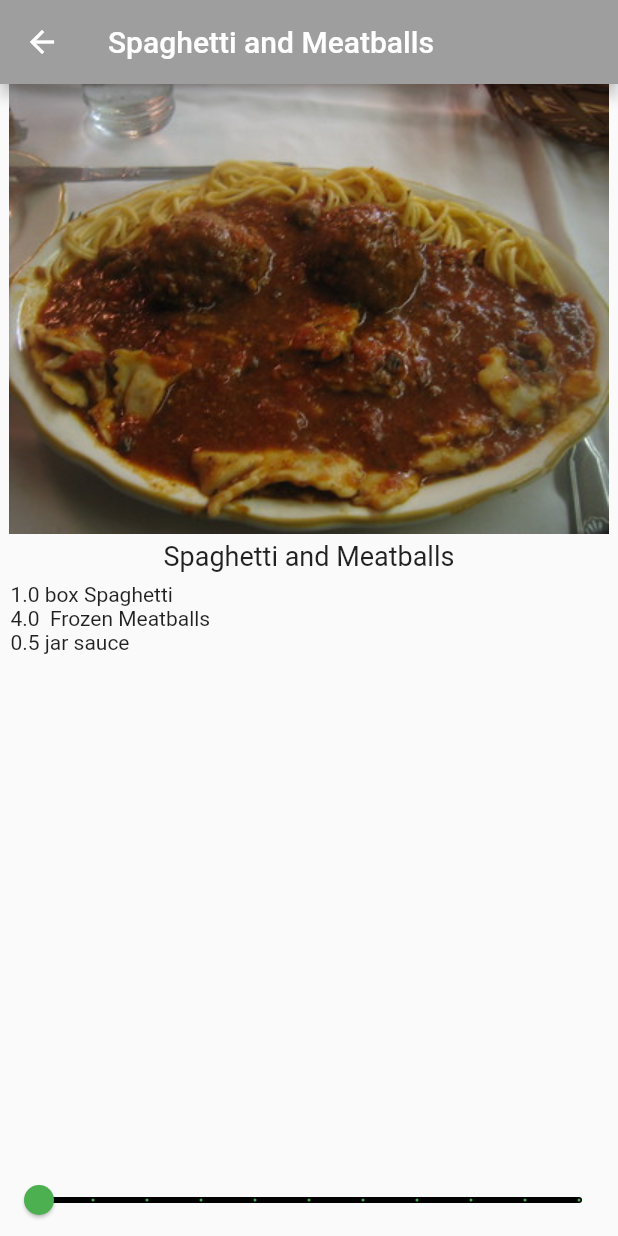
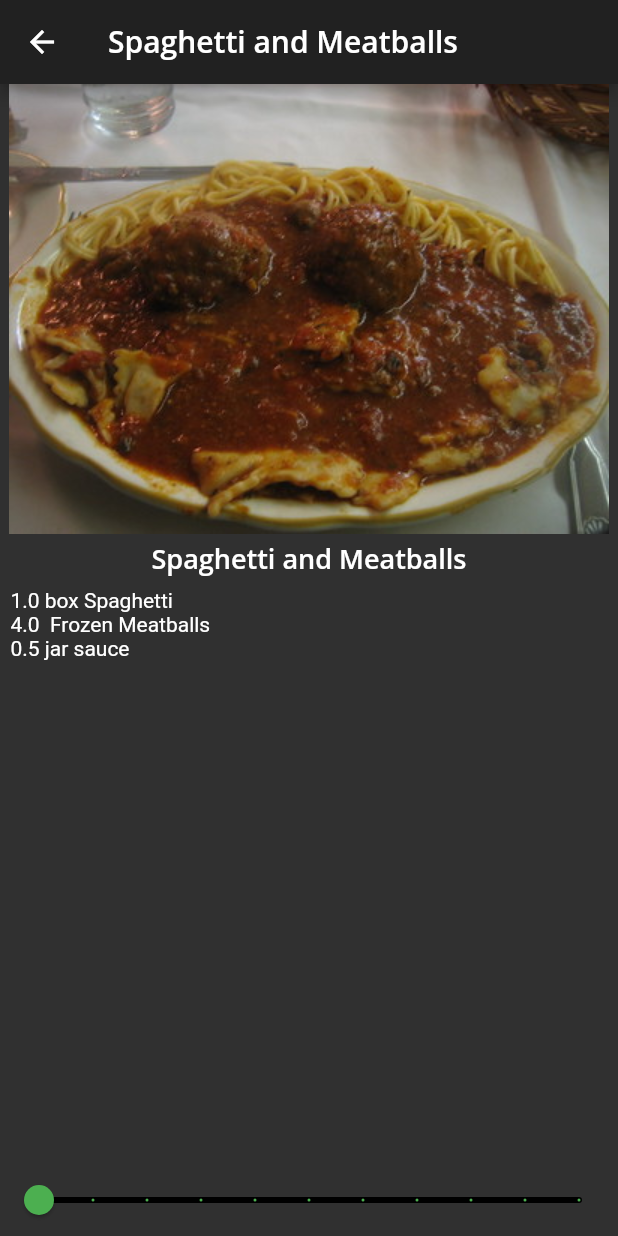
Before and after one commit to binos30/recipes, a Flutter app: the screen it shows after launch, after a tap on "Spaghetti and Meatballs", on a phone screen of 412 x 824 dp. Run offline on Flutter 3.47's test engine with Material 2 defaults, Android fonts, the phone set to English and light mode, and no system bars; our stand-ins replace google_fonts.

Commit message:
Add app theme

```diff
--- /dev/null
+++ b/lib/app_theme.dart
@@ -0,0 +1,113 @@
+import 'package:flutter/material.dart';
+import 'package:google_fonts/google_fonts.dart';
+
+class AppTheme {
+  static TextTheme lightTextTheme = TextTheme(
+    bodyLarge: GoogleFonts.openSans(
+      fontSize: 14.0,
+      fontWeight: FontWeight.w700,
+      color: Colors.black,
+    ),
+    displayLarge: GoogleFonts.openSans(
+      fontSize: 32.0,
+      fontWeight: FontWeight.bold,
+      color: Colors.black,
+    ),
+    displayMedium: GoogleFonts.openSans(
+      fontSize: 21.0,
+      fontWeight: FontWeight.w700,
+      color: Colors.black,
+    ),
+    displaySmall: GoogleFonts.openSans(
+      fontSize: 16.0,
+      fontWeight: FontWeight.w600,
+      color: Colors.black,
+    ),
+    titleLarge: GoogleFonts.openSans(
+      fontSize: 20.0,
+      fontWeight: FontWeight.w600,
+      color: Colors.black,
+    ),
+    titleMedium: GoogleFonts.openSans(
+      fontSize: 18.0,
+      fontWeight: FontWeight.w600,
+      color: Colors.black,
+    ),
+  );
+
+  static TextTheme darkTextTheme = TextTheme(
+    bodyLarge: GoogleFonts.openSans(
+      fontSize: 14.0,
+      fontWeight: FontWeight.w700,
+      color: Colors.white,
+    ),
+    displayLarge: GoogleFonts.openSans(
+      fontSize: 32.0,
+      fontWeight: FontWeight.bold,
+      color: Colors.white,
+    ),
+    displayMedium: GoogleFonts.openSans(
+      fontSize: 21.0,
+      fontWeight: FontWeight.w700,
+      color: Colors.white,
+    ),
+    displaySmall: GoogleFonts.openSans(
+      fontSize: 16.0,
+      fontWeight: FontWeight.w600,
+      color: Colors.white,
+    ),
+    titleLarge: GoogleFonts.openSans(
+      fontSize: 20.0,
+      fontWeight: FontWeight.w600,
+      color: Colors.white,
+    ),
+    titleMedium: GoogleFonts.openSans(
+      fontSize: 18.0,
+      fontWeight: FontWeight.w600,
+      color: Colors.white,
+    ),
+  );
+
+  static ThemeData light() {
+    return ThemeData(
+      brightness: Brightness.light,
+      checkboxTheme: CheckboxThemeData(
+        fillColor: MaterialStateColor.resolveWith(
+          (states) {
+            return Colors.black;
+          },
+        ),
+      ),
+      appBarTheme: const AppBarTheme(
+        foregroundColor: Colors.black,
+        backgroundColor: Colors.white,
+      ),
+      floatingActionButtonTheme: const FloatingActionButtonThemeData(
+        foregroundColor: Colors.white,
+        backgroundColor: Colors.black,
+      ),
+      bottomNavigationBarTheme: const BottomNavigationBarThemeData(
+        selectedItemColor: Colors.green,
+      ),
+      textTheme: lightTextTheme,
+    );
+  }
+
+  static ThemeData dark() {
+    return ThemeData(
+      brightness: Brightness.dark,
+      appBarTheme: AppBarTheme(
+        foregroundColor: Colors.white,
+        backgroundColor: Colors.grey[900],
+      ),
+      floatingActionButtonTheme: const FloatingActionButtonThemeData(
+        foregroundColor: Colors.white,
+        backgroundColor: Colors.green,
+      ),
+      bottomNavigationBarTheme: const BottomNavigationBarThemeData(
+        selectedItemColor: Colors.green,
+      ),
+      textTheme: darkTextTheme,
+    );
+  }
+}
--- a/lib/home.dart
+++ b/lib/home.dart
@@ -17,7 +17,10 @@ class _HomeState extends State<Home> {
   Widget build(BuildContext context) {
     return Scaffold(
       appBar: AppBar(
-        title: const Text('Recipe Calculator'),
+        title: Text(
+          'Recipe Calculator',
+          style: Theme.of(context).textTheme.titleLarge,
+        ),
       ),
       body: SafeArea(
         child: ListView.builder(
@@ -52,14 +55,7 @@ class _HomeState extends State<Home> {
           children: [
             Image(image: AssetImage(recipe.imageUrl)),
             const SizedBox(height: 14.0),
-            Text(
-              recipe.label,
-              style: const TextStyle(
-                fontSize: 20.0,
-                fontWeight: FontWeight.w700,
-                fontFamily: 'Palatino',
-              ),
-            ),
+            Text(recipe.label, style: Theme.of(context).textTheme.titleLarge),
           ],
         ),
       ),
--- a/lib/main.dart
+++ b/lib/main.dart
@@ -1,5 +1,6 @@
 import 'package:flutter/material.dart';
 import 'home.dart';
+import 'app_theme.dart';
 
 void main() {
   runApp(const RecipeApp());
@@ -10,17 +11,12 @@ class RecipeApp extends StatelessWidget {
 
   @override
   Widget build(BuildContext context) {
-    final theme = ThemeData();
+    final theme = AppTheme.dark();
 
     return MaterialApp(
       title: 'Recipe Calculator',
       debugShowCheckedModeBanner: false,
-      theme: theme.copyWith(
-        colorScheme: theme.colorScheme.copyWith(
-          primary: Colors.grey,
-          secondary: Colors.black,
-        ),
-      ),
+      theme: theme,
       home: const Home(),
     );
   }
--- a/lib/screens/recipe_detail.dart
+++ b/lib/screens/recipe_detail.dart
@@ -19,7 +19,9 @@ class _RecipeDetailState extends State<RecipeDetail> {
   @override
   Widget build(BuildContext context) {
     return Scaffold(
-      appBar: AppBar(title: Text(widget.recipe.label)),
+      appBar: AppBar(
+          title: Text(widget.recipe.label,
+              style: Theme.of(context).textTheme.titleLarge)),
       body: SafeArea(
         child: Column(
           children: [
@@ -31,10 +33,8 @@ class _RecipeDetailState extends State<RecipeDetail> {
               ),
             ),
             const SizedBox(height: 4.0),
-            Text(
-              widget.recipe.label,
-              style: const TextStyle(fontSize: 18.0),
-            ),
+            Text(widget.recipe.label,
+                style: Theme.of(context).textTheme.titleMedium),
             Expanded(
               child: ListView.builder(
                 padding: const EdgeInsets.all(7.0),
--- a/pubspec.yaml
+++ b/pubspec.yaml
@@ -33,6 +33,7 @@ dependencies:
   # The following adds the Cupertino Icons font to your application.
   # Use with the CupertinoIcons class for iOS style icons.
   cupertino_icons: ^1.0.2
+  google_fonts: ^5.0.0
 
 dev_dependencies:
   flutter_test:
```
Also changed, not shown: pubspec.lock.
